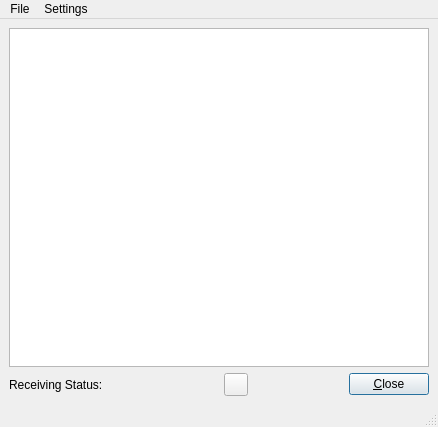
Qt form common/GUI-QT/JLViewer.ui (Drm-tools/dream-legacy) before a commit.
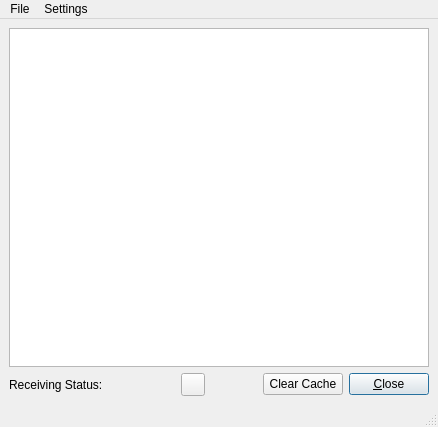
The same form after that commit. Icons and pictures are not drawn. Custom widgets are drawn as their Qt base class.

The edit to the form file:
```diff
--- a/common/GUI-QT/JLViewer.ui
+++ b/common/GUI-QT/JLViewer.ui
@@ -91,6 +91,13 @@
         </property>
        </spacer>
       </item>
+      <item>
+       <widget class="QPushButton" name="pushButtonClearCache" >
+        <property name="text" >
+         <string>Clear Cache</string>
+        </property>
+       </widget>
+      </item>
       <item>
        <widget class="QPushButton" name="buttonOk" >
         <property name="text" >
```
